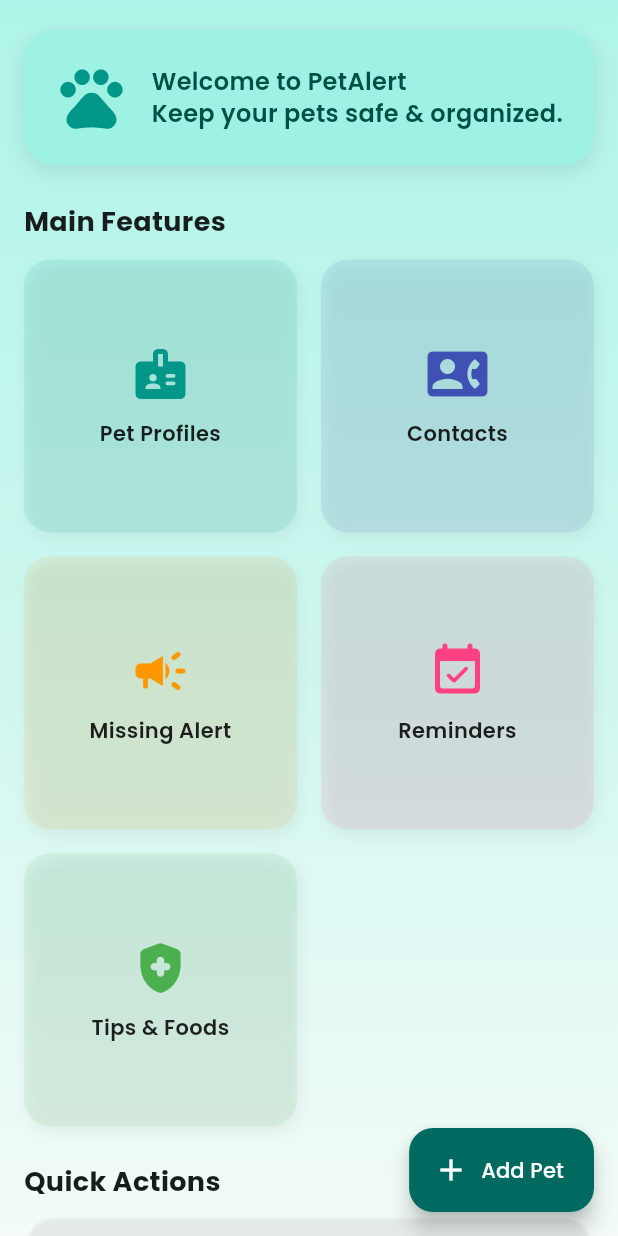
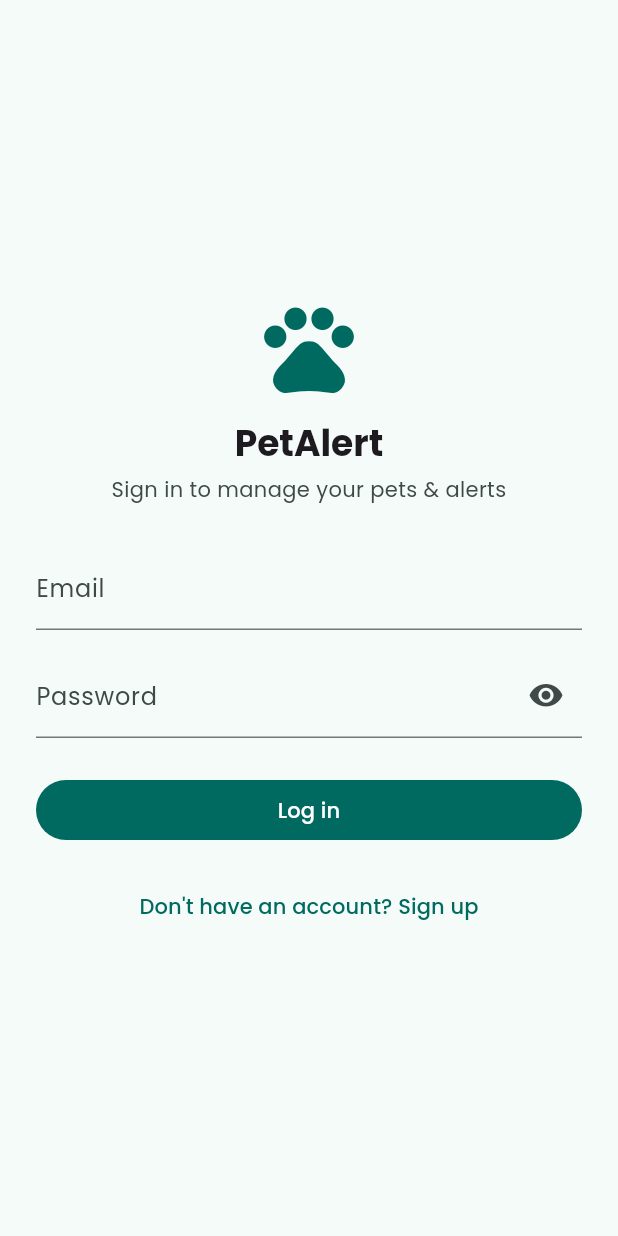
Before and after one commit to SunriseInc-Capstone/pet-finder, a Flutter app: the screen it shows after launch, on a phone screen of 412 x 824 dp. Run offline on Flutter 3.47's test engine with Material 3 defaults, Android fonts, the phone set to English and light mode, and no system bars; our stand-ins replace firebase_auth, firebase_core, google_fonts, image_picker, share_plus, shared_preferences; accounts and stored records are empty.

Commit message:
Sprint 3 updated project with Firebase auth + local storage + missing alerts

```diff
--- /dev/null
+++ b/lib/auth/login_screen.dart
@@ -0,0 +1,186 @@
+import 'package:flutter/material.dart';
+import 'package:firebase_auth/firebase_auth.dart';
+
+import 'signup_screen.dart';
+
+class LoginScreen extends StatefulWidget {
+  const LoginScreen({super.key});
+
+  @override
+  State<LoginScreen> createState() => _LoginScreenState();
+}
+
+class _LoginScreenState extends State<LoginScreen> {
+  final _formKey = GlobalKey<FormState>();
+
+  final _emailCtrl = TextEditingController();
+  final _passwordCtrl = TextEditingController();
+
+  bool _obscurePassword = true;
+  bool _loading = false;
+
+  @override
+  void dispose() {
+    _emailCtrl.dispose();
+    _passwordCtrl.dispose();
+    super.dispose();
+  }
+
+  Future<void> _login() async {
+    if (!_formKey.currentState!.validate()) return;
+
+    setState(() => _loading = true);
+
+    try {
+      await FirebaseAuth.instance.signInWithEmailAndPassword(
+        email: _emailCtrl.text.trim(),
+        password: _passwordCtrl.text.trim(),
+      );
+
+      if (!mounted) return;
+      // AuthGate will notice the logged-in user and show HomeScreen.
+      Navigator.of(context).maybePop();
+    } on FirebaseAuthException catch (e) {
+      if (!mounted) return;
+      String msg = 'Login failed. Please try again.';
+      if (e.code == 'user-not-found') {
+        msg = 'No user found for that email.';
+      } else if (e.code == 'wrong-password') {
+        msg = 'Incorrect password.';
+      }
+      ScaffoldMessenger.of(context).showSnackBar(SnackBar(content: Text(msg)));
+    } catch (e) {
+      if (!mounted) return;
+      ScaffoldMessenger.of(
+        context,
+      ).showSnackBar(SnackBar(content: Text('Unexpected error: $e')));
+    } finally {
+      if (mounted) setState(() => _loading = false);
+    }
+  }
+
+  @override
+  Widget build(BuildContext context) {
+    final cs = Theme.of(context).colorScheme;
+    final tt = Theme.of(context).textTheme;
+
+    return Scaffold(
+      body: SafeArea(
+        child: Center(
+          child: SingleChildScrollView(
+            padding: const EdgeInsets.symmetric(horizontal: 24, vertical: 16),
+            child: Column(
+              mainAxisSize: MainAxisSize.min,
+              children: [
+                // Logo / title
+                Icon(Icons.pets_rounded, size: 72, color: cs.primary),
+                const SizedBox(height: 12),
+                Text(
+                  'PetAlert',
+                  style: tt.headlineSmall?.copyWith(
+                    fontWeight: FontWeight.w700,
+                  ),
+                ),
+                const SizedBox(height: 4),
+                Text(
+                  'Sign in to manage your pets & alerts',
+                  style: tt.bodyMedium?.copyWith(color: cs.onSurfaceVariant),
+                  textAlign: TextAlign.center,
+                ),
+
+                const SizedBox(height: 28),
+
+                Form(
+                  key: _formKey,
+                  child: Column(
+                    children: [
+                      TextFormField(
+                        controller: _emailCtrl,
+                        keyboardType: TextInputType.emailAddress,
+                        textInputAction: TextInputAction.next,
+                        decoration: const InputDecoration(
+                          labelText: 'Email',
+                          hintText: 'you@example.com',
+                        ),
+                        validator: (v) {
+                          if (v == null || v.trim().isEmpty) {
+                            return 'Email is required';
+                          }
+                          if (!v.contains('@')) {
+                            return 'Enter a valid email';
+                          }
+                          return null;
+                        },
+                      ),
+                      const SizedBox(height: 16),
+                      TextFormField(
+                        controller: _passwordCtrl,
+                        obscureText: _obscurePassword,
+                        textInputAction: TextInputAction.done,
+                        decoration: InputDecoration(
+                          labelText: 'Password',
+                          suffixIcon: IconButton(
+                            icon: Icon(
+                              _obscurePassword
+                                  ? Icons.visibility_rounded
+                                  : Icons.visibility_off_rounded,
+                            ),
+                            onPressed: () {
+                              setState(
+                                () => _obscurePassword = !_obscurePassword,
+                              );
+                            },
+                          ),
+                        ),
+                        onFieldSubmitted: (_) => _login(),
+                        validator: (v) {
+                          if (v == null || v.isEmpty) {
+                            return 'Password is required';
+                          }
+                          if (v.length < 6) {
+                            return 'At least 6 characters';
+                          }
+                          return null;
+                        },
+                      ),
+                      const SizedBox(height: 24),
+                      SizedBox(
+                        width: double.infinity,
+                        child: FilledButton(
+                          onPressed: _loading ? null : _login,
+                          child: _loading
+                              ? const SizedBox(
+                                  height: 18,
+                                  width: 18,
+                                  child: CircularProgressIndicator(
+                                    strokeWidth: 2,
+                                  ),
+                                )
+                              : const Text('Log in'),
+                        ),
+                      ),
+                    ],
+                  ),
+                ),
+
+                const SizedBox(height: 16),
+                TextButton(
+                  onPressed: _loading
+                      ? null
+                      : () {
+                          Navigator.of(context).push(
+                            MaterialPageRoute(
+                              builder: (_) => const SignupScreen(),
+                            ),
+                          );
+                        },
+                  child: const Text("Don't have an account? Sign up"),
+                ),
+              ],
+            ),
+          ),
+        ),
+      ),
+    );
+  }
+}
--- a/lib/main.dart
+++ b/lib/main.dart
@@ -1,11 +1,23 @@
 import 'package:flutter/material.dart';
+import 'package:firebase_core/firebase_core.dart';
+import 'firebase_options.dart';
 import 'package:google_fonts/google_fonts.dart';
 
-import 'package:petalert/features/pet_profile/add_pet_screen.dart';
+import 'package:firebase_auth/firebase_auth.dart';
+
 import 'package:petalert/features/pet_profile/pet_list_screen.dart';
 import 'package:petalert/features/missing_alert/missing_alert_list_screen.dart';
+import 'package:petalert/features/pet_profile/add_pet_screen.dart';
 
-void main() => runApp(const PetAlertApp());
+import 'auth/login_screen.dart'; //
+import 'auth/signup_screen.dart'; //
+
+// 🔥 Firebase Initialization
+void main() async {
+  WidgetsFlutterBinding.ensureInitialized();
+  await Firebase.initializeApp(options: DefaultFirebaseOptions.currentPlatform);
+  runApp(const PetAlertApp());
+}
 
 class PetAlertApp extends StatelessWidget {
   const PetAlertApp({super.key});
@@ -22,7 +34,35 @@ class PetAlertApp extends StatelessWidget {
         useMaterial3: true,
         textTheme: GoogleFonts.poppinsTextTheme(),
       ),
-      home: const HomeScreen(),
+      home: const AuthGate(), // <------ NEW
+    );
+  }
+}
+
+/// 🔒 Sends user to Login or Home depending on authentication state
+class AuthGate extends StatelessWidget {
+  const AuthGate({super.key});
+
+  @override
+  Widget build(BuildContext context) {
+    return StreamBuilder<User?>(
+      stream: FirebaseAuth.instance.authStateChanges(),
+      builder: (context, snapshot) {
+        // Loading state
+        if (snapshot.connectionState == ConnectionState.waiting) {
+          return const Scaffold(
+            body: Center(child: CircularProgressIndicator()),
+          );
+        }
+
+        // User NOT logged in
+        if (!snapshot.hasData) {
+          return const LoginScreen(); // <---- will create this next
+        }
+
+        // User logged in → show home
+        return const HomeScreen();
+      },
     );
   }
 }
@@ -35,15 +75,26 @@ class HomeScreen extends StatelessWidget {
     final cs = Theme.of(context).colorScheme;
 
     return Scaffold(
+      appBar: AppBar(
+        title: const Text("PetAlert Home"),
+        actions: [
+          IconButton(
+            icon: const Icon(Icons.logout_rounded),
+            onPressed: () async {
+              await FirebaseAuth.instance.signOut();
+            },
+          ),
+        ],
+      ),
       floatingActionButton: FloatingActionButton.extended(
         onPressed: () async {
-          final ok = await Navigator.of(context).push<bool>(
-            MaterialPageRoute(builder: (_) => const AddPetScreen()),
-          );
+          final ok = await Navigator.of(
+            context,
+          ).push<bool>(MaterialPageRoute(builder: (_) => const AddPetScreen()));
           if (ok == true && context.mounted) {
-            ScaffoldMessenger.of(context).showSnackBar(
-              const SnackBar(content: Text('Pet saved!')),
-            );
+            ScaffoldMessenger.of(
+              context,
+            ).showSnackBar(const SnackBar(content: Text('Pet saved!')));
           }
         },
         icon: const Icon(Icons.add),
@@ -54,10 +105,7 @@ class HomeScreen extends StatelessWidget {
       body: Container(
         decoration: BoxDecoration(
           gradient: LinearGradient(
-            colors: [
-              cs.primaryContainer.withValues(alpha: 0.8),
-              cs.surface,
-            ],
+            colors: [cs.primaryContainer.withValues(alpha: 0.8), cs.surface],
             begin: Alignment.topCenter,
             end: Alignment.bottomCenter,
           ),
@@ -68,41 +116,7 @@ class HomeScreen extends StatelessWidget {
             child: Column(
               crossAxisAlignment: CrossAxisAlignment.start,
               children: [
-                // HERO SECTION
-                Container(
-                  padding: const EdgeInsets.all(20),
-                  decoration: BoxDecoration(
-                    borderRadius: BorderRadius.circular(20),
-                    color: cs.primaryContainer,
-                    boxShadow: [
-                      BoxShadow(
-                        color: cs.shadow.withValues(alpha: 0.1),
-                        blurRadius: 10,
-                        offset: const Offset(0, 4),
-                      ),
-                    ],
-                  ),
-                  child: Row(
-                    children: [
-                      const Icon(Icons.pets_rounded, size: 50, color: Colors.teal),
-                      const SizedBox(width: 15),
-                      Expanded(
-                        child: Text(
-                          'Welcome to PetAlert\nKeep your pets safe & organized.',
-                          style: GoogleFonts.poppins(
-                            fontSize: 16,
-                            fontWeight: FontWeight.w600,
-                            color: cs.onPrimaryContainer,
-                            height: 1.3,
-                          ),
-                        ),
-                      ),
-                    ],
-                  ),
-                ),
-
-                const SizedBox(height: 25),
-
+                // YOUR EXISTING HOME UI (shortened)
                 Text(
                   'Main Features',
                   style: GoogleFonts.poppins(
@@ -120,26 +134,18 @@ class HomeScreen extends StatelessWidget {
                   shrinkWrap: true,
                   physics: const NeverScrollableScrollPhysics(),
                   children: [
-                    // PET PROFILES TILE
                     _FeatureCard(
                       'Pet Profiles',
                       Icons.badge_rounded,
                       Colors.teal,
                       onTap: () {
                         Navigator.of(context).push(
-                          MaterialPageRoute(builder: (_) => const PetListScreen()),
+                          MaterialPageRoute(
+                            builder: (_) => const PetListScreen(),
+                          ),
                         );
                       },
                     ),
-
-                    // CONTACTS (placeholder)
-                    const _FeatureCard(
-                      'Contacts',
-                      Icons.contact_phone_rounded,
-                      Colors.indigo,
-                    ),
-
-                    // MISSING ALERT TILE -> now navigates correctly
                     _FeatureCard(
                       'Missing Alert',
                       Icons.campaign_rounded,
@@ -152,72 +158,22 @@ class HomeScreen extends StatelessWidget {
                         );
                       },
                     ),
-
+                    const _FeatureCard(
+                      'Contacts',
+                      Icons.contact_phone_rounded,
+                      Colors.indigo,
+                    ),
                     const _FeatureCard(
                       'Reminders',
                       Icons.event_available_rounded,
                       Colors.pinkAccent,
                     ),
-
                     const _FeatureCard(
                       'Tips & Foods',
                       Icons.health_and_safety_rounded,
                       Colors.green,
                     ),
                   ],
-                ),
-
-                const SizedBox(height: 24),
-
-                Text(
-                  'Quick Actions',
-                  style: GoogleFonts.poppins(
-                    fontSize: 18,
-                    fontWeight: FontWeight.w700,
-                    color: cs.onSurface,
-                  ),
-                ),
-                const SizedBox(height: 8),
-
-                Card(
-                  color: cs.surfaceContainerHigh,
-                  shape: RoundedRectangleBorder(borderRadius: BorderRadius.circular(16)),
-                  elevation: 3,
-                  child: Column(
-                    children: [
-                      ListTile(
-                        leading: const Icon(Icons.add_box_rounded, color: Colors.teal),
-                        title: const Text('Add your first pet'),
-                        subtitle: const Text('Name, species, age, photo'),
-                        trailing: const Icon(Icons.arrow_forward_ios_rounded, size: 16),
-                        onTap: () async {
-                          final ok = await Navigator.of(context).push<bool>(
-                            MaterialPageRoute(builder: (_) => const AddPetScreen()),
-                          );
-                          if (ok == true && context.mounted) {
-                            ScaffoldMessenger.of(context).showSnackBar(
-                              const SnackBar(content: Text('Pet saved!')),
-                            );
-                          }
-                        },
-                      ),
-                      const Divider(height: 1),
-
-                      ListTile(
-                        leading: const Icon(Icons.share_rounded, color: Colors.orange),
-                        title: const Text('Create a missing alert'),
-                        subtitle: const Text('Generate sharable text/poster'),
-                        trailing: const Icon(Icons.arrow_forward_ios_rounded, size: 16),
-                        onTap: () {
-                          Navigator.of(context).push(
-                            MaterialPageRoute(
-                              builder: (_) => const MissingAlertListScreen(),
-                            ),
-                          );
-                        },
-                      ),
-                    ],
-                  ),
                 ),
               ],
             ),
--- a/pubspec.yaml
+++ b/pubspec.yaml
@@ -34,6 +34,10 @@ dependencies:
   google_fonts: ^6.2.1
   shared_preferences: ^2.3.2
   image_picker: ^1.1.2
+  share_plus: ^10.0.0
+  firebase_core: ^3.9.0
+  firebase_auth: ^5.4.0
+
 
 
 
```
Also changed, not shown: lib/auth/signup_screen.dart (added, +189 -0 lines), lib/features/missing_alert/create_missing_alert_screen.dart (+18 -24 lines), lib/features/missing_alert/missing_alert_detail_screen.dart (+67 -28 lines), lib/features/missing_alert/missing_alert_list_screen.dart (+11 -15 lines), firebase.json (added), lib/firebase_options.dart (added), pubspec.lock, 9 other files.
